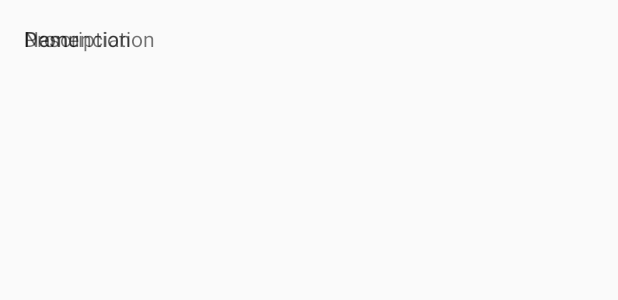
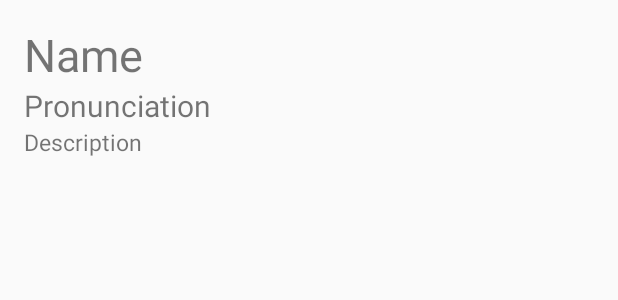
Before and after one commit to astronauticalAuthor/wheeloftime, an Android app: the layout activity_character_detail.xml on its own in the app's theme, with its tools: preview values and no code run, on a phone screen of 412 x 824 dp. Shown: the top 300 px of the screen. Run offline under Robolectric (Android 15) with nearby library versions, the phone set to English and light mode, and no system bars.

Commit message:
Styled the character detail.

```diff
--- a/app/src/main/res/layout/activity_character_detail.xml
+++ b/app/src/main/res/layout/activity_character_detail.xml
@@ -13,19 +13,26 @@
             android:layout_width="match_parent"
             android:layout_height="wrap_content"
             android:id="@+id/character_name"
+            android:textSize="30sp"
+            android:layout_centerHorizontal="true"
             android:text="@string/character_name_text"/>
         <TextView
             android:layout_width="match_parent"
             android:layout_height="wrap_content"
             android:id="@+id/character_pronunciation"
-            android:text="@string/character_pronunciation_text"/>
+            android:text="@string/character_pronunciation_text"
+            android:textSize="20sp"
+            android:layout_below="@id/character_name"/>
         <ImageView
             android:layout_width="match_parent"
             android:layout_height="wrap_content"
-            android:id="@+id/audio_icon"/>
+            android:id="@+id/audio_icon"
+            android:layout_toRightOf="@id/character_pronunciation"/>
         <TextView
             android:layout_width="match_parent"
             android:layout_height="wrap_content"
             android:id="@+id/character_description"
+            android:layout_below="@id/character_pronunciation"
+            android:textSize="15sp"
             android:text="@string/character_description_text"/>
 </RelativeLayout>
```
Also changed, not shown: app/src/main/res/layout/character_details.xml (deleted, +0 -26 lines).
